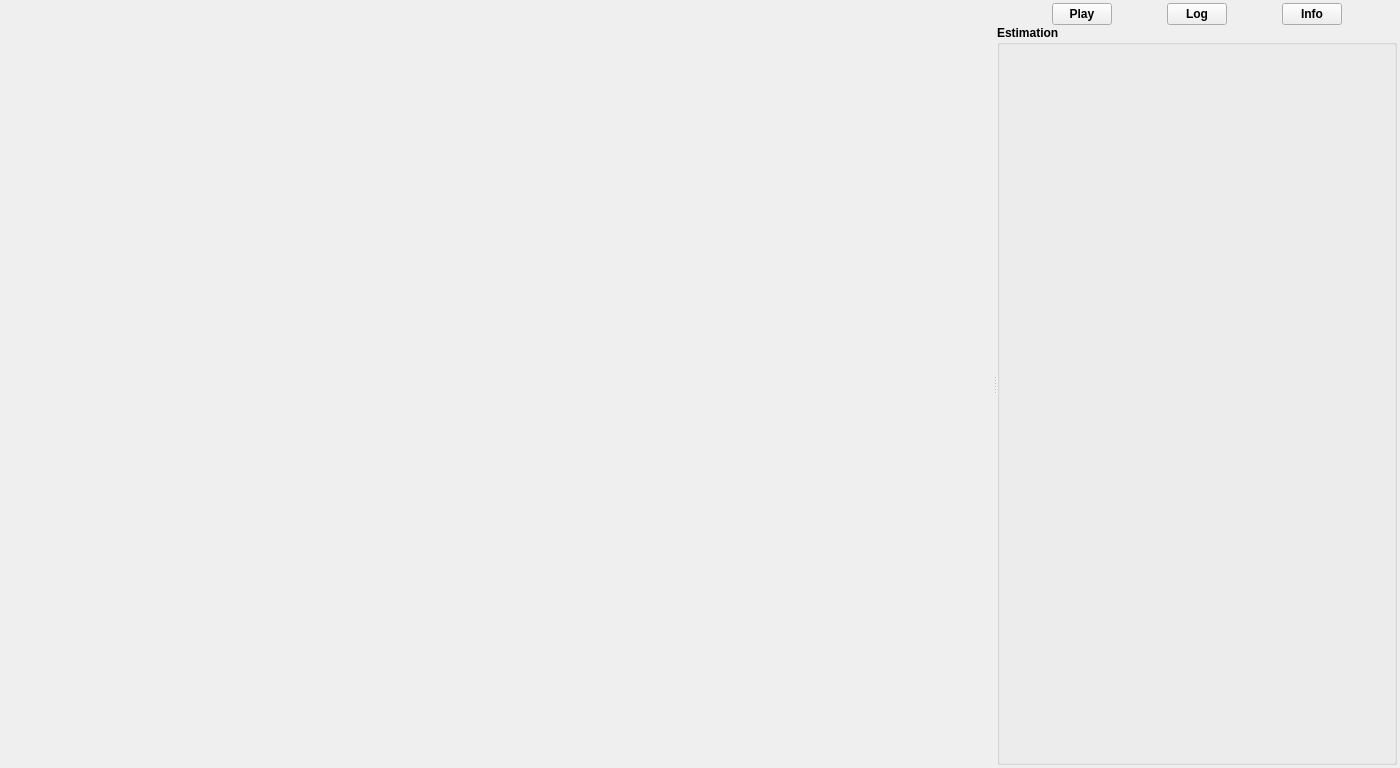
Above: mainwindow.ui from anatoltrush/OscillO before the change. Below: the same form after it.
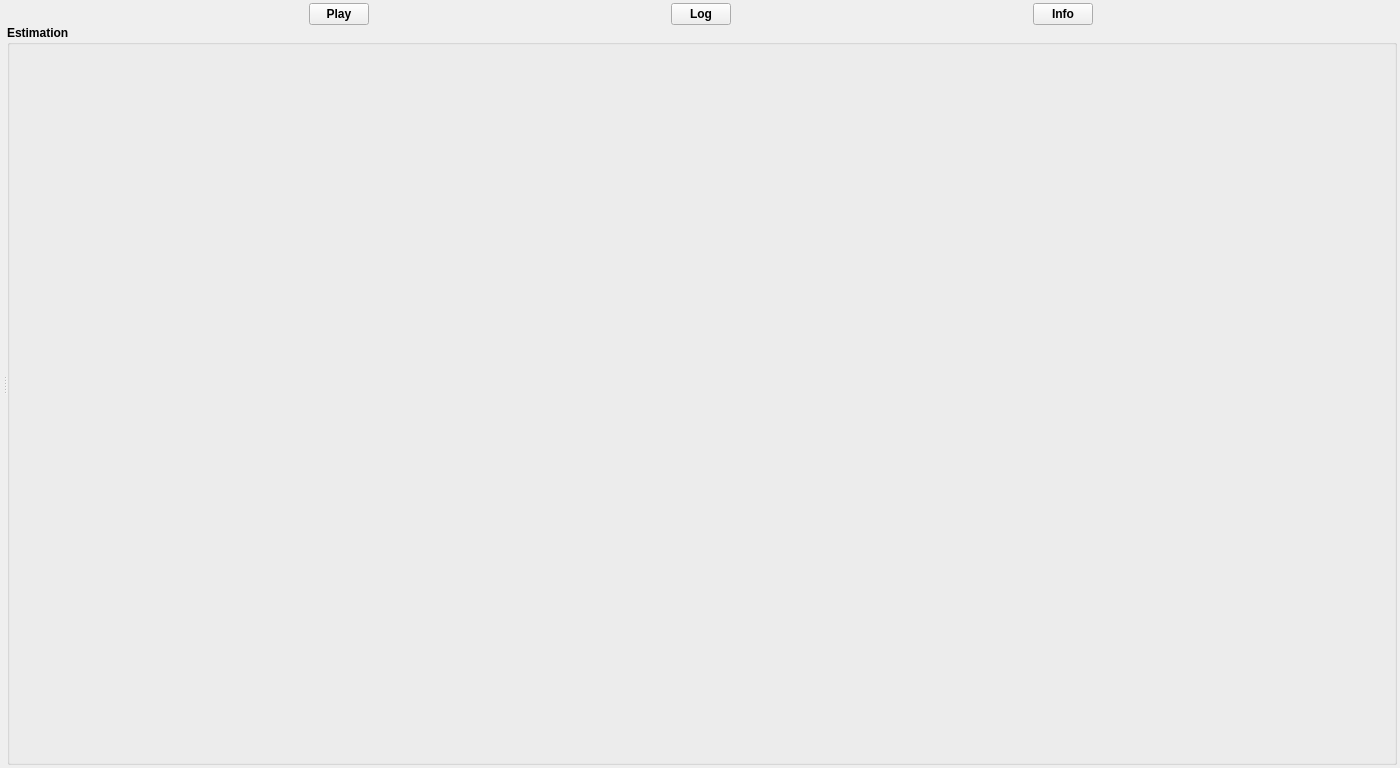
That is the form after the change.

What changed in the file:
```diff
--- a/mainwindow.ui
+++ b/mainwindow.ui
@@ -157,7 +157,7 @@
           </property>
           <property name="maximumSize">
            <size>
-            <width>400</width>
+            <width>16777215</width>
             <height>4000</height>
            </size>
           </property>
```
Left out of the diff: 2 changed lines with no effect on the pictures.
